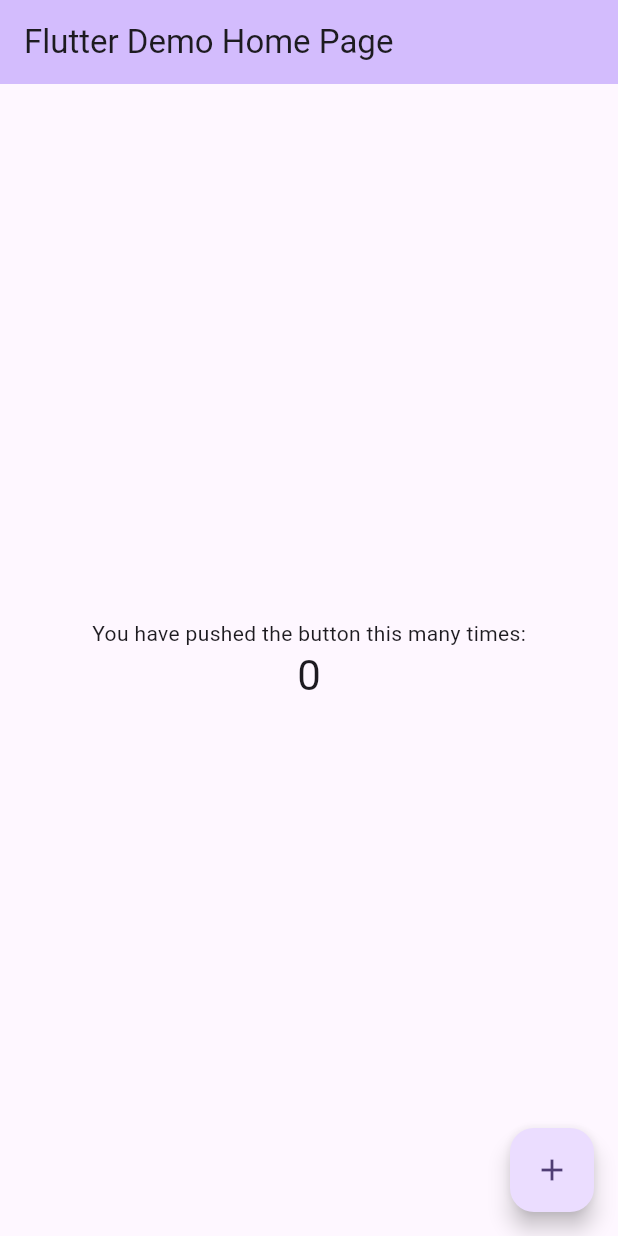
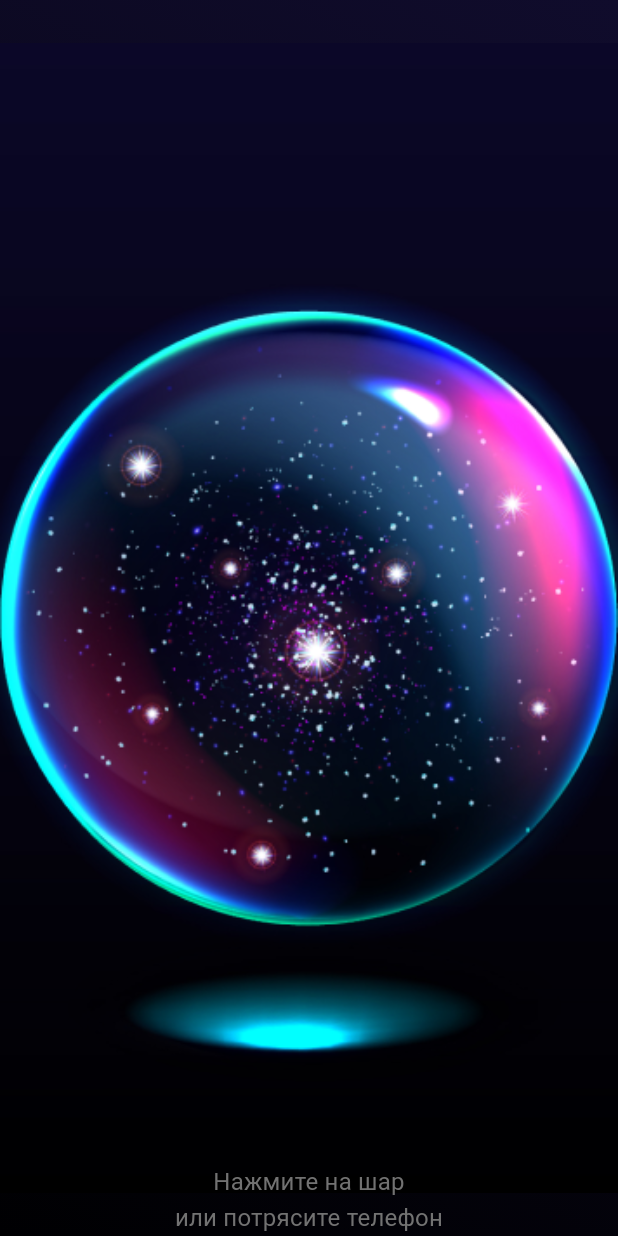
Before and after one commit to AlexeyKravtsov95/MagicBall, a Flutter app: the screen it shows after launch, on a phone screen of 412 x 824 dp. Run offline on Flutter 3.47's test engine with Material 3 defaults, Android fonts, the phone set to English and light mode, and no system bars; our stand-ins replace bloc, dio, flutter_bloc, get_it; missing offline and left inert: shake.

Commit message:
Done project

```diff
--- /dev/null
+++ b/lib/cubit/ball_state.dart
@@ -0,0 +1,19 @@
+part of 'ball_cubit.dart';
+
+sealed class BallState {}
+
+class BallInitial extends BallState {}
+
+class BallLoading extends BallState {}
+
+class BallSuccess extends BallState {
+  PredictionModel prediction;
+
+  BallSuccess({required this.prediction});
+}
+
+class BallError extends BallState {
+  final String errorMessage;
+
+  BallError({required this.errorMessage});
+}
--- /dev/null
+++ b/lib/data/repository/ball_repository_impl.dart
@@ -0,0 +1,19 @@
+import 'package:dio/dio.dart';
+import 'package:magic_ball/domain/entity/prediction_model.dart';
+import 'package:magic_ball/domain/repository/ball_repository.dart';
+
+class BallRepositoryImpl implements IBallRepository {
+  final Dio dio;
+
+  BallRepositoryImpl({required this.dio});
+
+  @override
+  Future<PredictionModel> getPredictionText() async {
+    try {
+      final response = await dio.get('https://eightballapi.com/api');
+      return PredictionModel.fromJson(response.data);
+    } on Exception catch (e) {
+      throw Exception(e);
+    }
+  }
+}
--- /dev/null
+++ b/lib/domain/entity/prediction_model.dart
@@ -0,0 +1,8 @@
+class PredictionModel {
+  final String reading;
+
+  PredictionModel({required this.reading});
+
+  PredictionModel.fromJson(Map<String, dynamic> json)
+      : reading = json['reading'] as String;
+}
--- /dev/null
+++ b/lib/domain/repository/ball_repository.dart
@@ -0,0 +1,5 @@
+import 'package:magic_ball/domain/entity/prediction_model.dart';
+
+abstract interface class IBallRepository {
+  Future<PredictionModel> getPredictionText();
+}
--- a/lib/main.dart
+++ b/lib/main.dart
@@ -1,125 +1,44 @@
+import 'package:dio/dio.dart';
 import 'package:flutter/material.dart';
+import 'package:flutter_bloc/flutter_bloc.dart';
+import 'package:get_it/get_it.dart';
+import 'package:magic_ball/cubit/ball_cubit.dart';
+import 'package:magic_ball/data/repository/ball_repository_impl.dart';
+import 'package:magic_ball/presentation/ball_screen.dart';
+import 'package:magic_ball/utils/colors.dart';
 
 void main() {
-  runApp(const MyApp());
+  final dio = Dio();
+  GetIt.I.registerSingleton<BallRepositoryImpl>(BallRepositoryImpl(dio: dio));
+  runApp(const BallApp());
 }
 
-class MyApp extends StatelessWidget {
-  const MyApp({super.key});
+class BallApp extends StatelessWidget {
+  const BallApp({super.key});
 
-  // This widget is the root of your application.
   @override
   Widget build(BuildContext context) {
-    return MaterialApp(
-      title: 'Flutter Demo',
-      theme: ThemeData(
-        // This is the theme of your application.
-        //
-        // TRY THIS: Try running your application with "flutter run". You'll see
-        // the application has a blue toolbar. Then, without quitting the app,
-        // try changing the seedColor in the colorScheme below to Colors.green
-        // and then invoke "hot reload" (save your changes or press the "hot
-        // reload" button in a Flutter-supported IDE, or press "r" if you used
-        // the command line to start the app).
-        //
-        // Notice that the counter didn't reset back to zero; the application
-        // state is not lost during the reload. To reset the state, use hot
-        // restart instead.
-        //
-        // This works for code too, not just values: Most code changes can be
-        // tested with just a hot reload.
-        colorScheme: ColorScheme.fromSeed(seedColor: Colors.deepPurple),
-        useMaterial3: true,
+    return BlocProvider(
+      create: (context) => BallCubit(GetIt.I<BallRepositoryImpl>()),
+      child: MaterialApp(
+        debugShowCheckedModeBanner: false,
+        title: 'Magic ball',
+        theme: ThemeData(
+          textTheme: const TextTheme(
+            titleMedium: TextStyle(
+              fontSize: 16,
+              fontWeight: FontWeight.w400,
+              color: AppColors.colorGray,
+            ),
+            titleLarge: TextStyle(
+              fontSize: 56,
+              fontWeight: FontWeight.w400,
+              color: Colors.white,
+            ),
+          ),
+        ),
+        home: const BallScreen(),
       ),
-      home: const MyHomePage(title: 'Flutter Demo Home Page'),
     );
   }
 }
-
-class MyHomePage extends StatefulWidget {
-  const MyHomePage({super.key, required this.title});
-
-  // This widget is the home page of your application. It is stateful, meaning
-  // that it has a State object (defined below) that contains fields that affect
-  // how it looks.
-
-  // This class is the configuration for the state. It holds the values (in this
-  // case the title) provided by the parent (in this case the App widget) and
-  // used by the build method of the State. Fields in a Widget subclass are
-  // always marked "final".
-
-  final String title;
-
-  @override
-  State<MyHomePage> createState() => _MyHomePageState();
-}
-
-class _MyHomePageState extends State<MyHomePage> {
-  int _counter = 0;
-
-  void _incrementCounter() {
-    setState(() {
-      // This call to setState tells the Flutter framework that something has
-      // changed in this State, which causes it to rerun the build method below
-      // so that the display can reflect the updated values. If we changed
-      // _counter without calling setState(), then the build method would not be
-      // called again, and so nothing would appear to happen.
-      _counter++;
-    });
-  }
-
-  @override
-  Widget build(BuildContext context) {
-    // This method is rerun every time setState is called, for instance as done
-    // by the _incrementCounter method above.
-    //
-    // The Flutter framework has been optimized to make rerunning build methods
-    // fast, so that you can just rebuild anything that needs updating rather
-    // than having to individually change instances of widgets.
-    return Scaffold(
-      appBar: AppBar(
-        // TRY THIS: Try changing the color here to a specific color (to
-        // Colors.amber, perhaps?) and trigger a hot reload to see the AppBar
-        // change color while the other colors stay the same.
-        backgroundColor: Theme.of(context).colorScheme.inversePrimary,
-        // Here we take the value from the MyHomePage object that was created by
-        // the App.build method, and use it to set our appbar title.
-        title: Text(widget.title),
-      ),
-      body: Center(
-        // Center is a layout widget. It takes a single child and positions it
-        // in the middle of the parent.
-        child: Column(
-          // Column is also a layout widget. It takes a list of children and
-          // arranges them vertically. By default, it sizes itself to fit its
-          // children horizontally, and tries to be as tall as its parent.
-          //
-          // Column has various properties to control how it sizes itself and
-          // how it positions its children. Here we use mainAxisAlignment to
-          // center the children vertically; the main axis here is the vertical
-          // axis because Columns are vertical (the cross axis would be
-          // horizontal).
-          //
-          // TRY THIS: Invoke "debug painting" (choose the "Toggle Debug Paint"
-          // action in the IDE, or press "p" in the console), to see the
-          // wireframe for each widget.
-          mainAxisAlignment: MainAxisAlignment.center,
-          children: <Widget>[
-            const Text(
-              'You have pushed the button this many times:',
-            ),
-            Text(
-              '$_counter',
-              style: Theme.of(context).textTheme.headlineMedium,
-            ),
-          ],
-        ),
-      ),
-      floatingActionButton: FloatingActionButton(
-        onPressed: _incrementCounter,
-        tooltip: 'Increment',
-        child: const Icon(Icons.add),
-      ), // This trailing comma makes auto-formatting nicer for build methods.
-    );
-  }
-}
--- /dev/null
+++ b/lib/presentation/background_screen.dart
@@ -0,0 +1,22 @@
+import 'package:flutter/material.dart';
+import 'package:magic_ball/utils/images.dart';
+
+class BackgroundScreen extends StatelessWidget {
+  const BackgroundScreen({super.key, required this.child});
+
+  final Widget child;
+
+  @override
+  Widget build(BuildContext context) {
+    return Stack(
+      children: [
+        Positioned.fill(
+            child: Image.asset(
+          Images.successImage,
+          fit: BoxFit.cover,
+        )),
+        Positioned.fill(child: child),
+      ],
+    );
+  }
+}
--- /dev/null
+++ b/lib/presentation/ball_screen.dart
@@ -0,0 +1,41 @@
+import 'package:flutter/material.dart';
+import 'package:magic_ball/cubit/ball_cubit.dart';
+import 'package:magic_ball/presentation/background_screen.dart';
+import 'package:magic_ball/widget/ball_error.dart';
+import 'package:magic_ball/widget/ball_init.dart';
+import 'package:magic_ball/widget/ball_load.dart';
+import 'package:magic_ball/widget/ball_success.dart';
+import 'package:flutter_bloc/flutter_bloc.dart';
+
+class BallScreen extends StatefulWidget {
+  const BallScreen({super.key});
+
+  @override
+  State<BallScreen> createState() => _BallScreenState();
+}
+
+class _BallScreenState extends State<BallScreen> with TickerProviderStateMixin {
+  @override
+  void initState() {
+    super.initState();
+  }
+
+  @override
+  Widget build(BuildContext context) {
+    return SafeArea(child: Scaffold(
+      body: BlocBuilder<BallCubit, BallState>(
+        builder: (context, state) {
+          return BackgroundScreen(
+              child: switch (state) {
+            BallInitial() => const BallInitWidget(),
+            BallSuccess() => BallSuccessWidget(text: state.prediction.reading),
+            BallError() => const BallErrorWidget(),
+            BallLoading() => const Center(
+                child: BallLoaderWidget(),
+              ),
+          });
+        },
+      ),
+    ));
+  }
+}
--- /dev/null
+++ b/lib/utils/colors.dart
@@ -0,0 +1,9 @@
+import 'package:flutter/material.dart';
+
+class AppColors {
+  AppColors._();
+
+  static const Color colorBackground = Color(0xff100C2C);
+  static const Color colorBackgroundSecond = Color(0xff000002);
+  static const Color colorGray = Color(0xff727272);
+}
--- /dev/null
+++ b/lib/utils/images.dart
@@ -0,0 +1,5 @@
+abstract class Images {
+  static String backgroundImage = 'assets/images/background.png';
+  static String successImage = 'assets/images/success.png';
+  static String loaderImage = 'assets/images/loader.png';
+}
--- /dev/null
+++ b/lib/widget/ball_init.dart
@@ -0,0 +1,87 @@
+import 'package:flutter/material.dart';
+import 'package:flutter_bloc/flutter_bloc.dart';
+import 'package:magic_ball/cubit/ball_cubit.dart';
+import 'package:magic_ball/utils/colors.dart';
+import 'package:magic_ball/utils/images.dart';
+import 'package:shake/shake.dart';
+
+class BallInitWidget extends StatefulWidget {
+  const BallInitWidget({super.key});
+
+  @override
+  State<BallInitWidget> createState() => _BallInitWidgetState();
+}
+
+class _BallInitWidgetState extends State<BallInitWidget>
+    with TickerProviderStateMixin {
+  late final Animation<double> _animation;
+  late final AnimationController _controller;
+  late ShakeDetector _detector;
+
+  @override
+  void initState() {
+    super.initState();
+    _controller = AnimationController(
+      duration: const Duration(milliseconds: 300),
+      vsync: this,
+    )..forward();
+    _animation = CurvedAnimation(
+      parent: _controller,
+      curve: Curves.easeIn,
+    );
+    _detector = ShakeDetector.waitForStart(onPhoneShake: () {
+      context.read<BallCubit>().getPredictionText();
+    });
+  }
+
+  @override
+  void dispose() {
+    _controller.dispose();
+    super.dispose();
+  }
+
+  @override
+  Widget build(BuildContext context) {
+    return Container(
+      decoration: const BoxDecoration(
+        gradient: LinearGradient(
+          colors: [
+            AppColors.colorBackground,
+            AppColors.colorBackgroundSecond,
+          ],
+          begin: Alignment.topRight,
+          end: Alignment.bottomLeft,
+        ),
+      ),
+      child: Stack(
+        alignment: Alignment.bottomCenter,
+        children: [
+          Positioned.fill(
+            child: FadeTransition(
+              opacity: _animation,
+              child: InkWell(
+                child: Image.asset(
+                  Images.backgroundImage,
+                  fit: BoxFit.fitWidth,
+                ),
+                onTap: () async {
+                  _controller.addStatusListener((status) async {
+                    if (status == AnimationStatus.dismissed) {
+                      context.read<BallCubit>().getPredictionText();
+                    }
+                  });
+                  _controller.reverse();
+                },
+              ),
+            ),
+          ),
+          Text(
+            'Нажмите на шар \nили потрясите телефон',
+            style: Theme.of(context).textTheme.titleMedium,
+            textAlign: TextAlign.center,
+          ),
+        ],
+      ),
+    );
+  }
+}
```
Also changed, not shown: lib/cubit/ball_cubit.dart (added, +28 -0 lines), lib/widget/ball_error.dart (added, +14 -0 lines), lib/widget/ball_load.dart (added, +39 -0 lines), lib/widget/ball_success.dart (added, +48 -0 lines), pubspec.yaml (+10 -0 lines), assets/images/background.png (added), assets/images/loader.png (added), assets/images/success.png (added), pubspec.lock, 10 other files.
